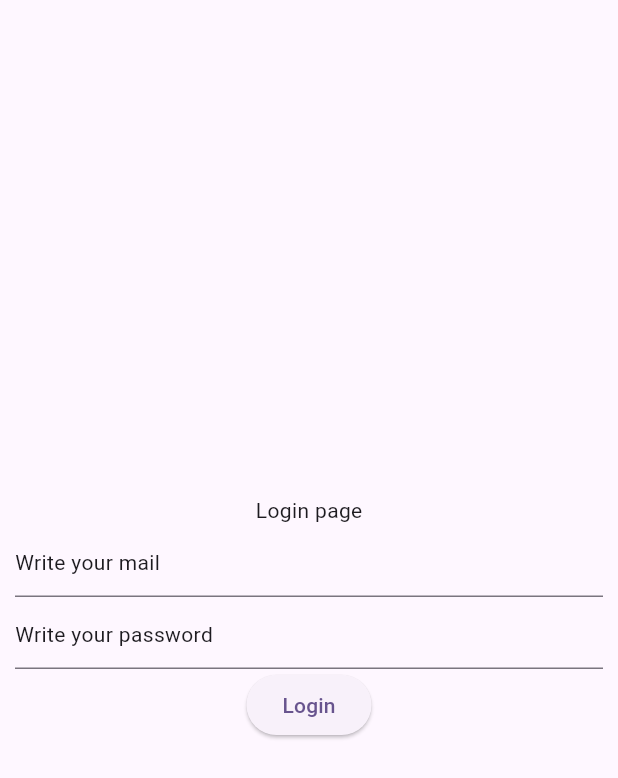
After one commit to Vepa03/register_verif_app, a Flutter app: the screen it shows after launch, after a tap on "Already registered click", after a tap on "Login", on a phone screen of 412 x 824 dp. The commit adds this screen. Shown: the top 778 px of the screen. Run offline on Flutter 3.47's test engine with Material 3 defaults, Android fonts, the phone set to English and light mode, and no system bars; network calls fail.

Commit message:
added login page

```diff
--- a/lib/pages/HomePage.dart
+++ b/lib/pages/HomePage.dart
@@ -1,6 +1,7 @@
 import 'dart:convert';
 import 'package:flutter/material.dart';
 import 'package:http/http.dart' as http;
+import 'package:login_verif/pages/LoginPage.dart';
 import 'package:login_verif/pages/otp.dart';
 
 class HomePage extends StatefulWidget {
@@ -72,6 +73,12 @@ class _HomePageState extends State<HomePage> {
               ),
             ),
             SizedBox(height: 10),
+            GestureDetector(
+              onTap: (){
+                Navigator.pushReplacement(context, MaterialPageRoute(builder: (context)=> Loginpage()));
+              },
+              child: Text("Already registered click")),
+            SizedBox(height: 10),
             ElevatedButton(
               onPressed: () {
                 registerUser();  // 🔔 Register butonu artık çalışıyor
--- /dev/null
+++ b/lib/pages/LoginPage.dart
@@ -0,0 +1,86 @@
+import 'dart:convert' show jsonEncode, jsonDecode;
+
+import 'package:flutter/material.dart';
+import 'package:http/http.dart' as http;
+import 'package:login_verif/pages/MainPage.dart' show Mainpage;
+
+class Loginpage extends StatefulWidget {
+  const Loginpage({super.key});
+
+  @override
+  State<Loginpage> createState() => _LoginpageState();
+}
+
+class _LoginpageState extends State<Loginpage> {
+  TextEditingController MailController = TextEditingController();
+  TextEditingController PasswordController = TextEditingController();
+
+  Future<void> login_verif() async {
+    final url = Uri.parse('http://192.168.100.33:8000/login/');
+    final response = await http.post(
+    url,
+    headers: {
+      'Content-Type': 'application/json',
+    },
+    body: jsonEncode({
+      'email': MailController.text.trim(),
+      'password': PasswordController.text,
+    }),
+  );
+    final responseBody = jsonDecode(response.body);
+    print('Response body: $responseBody');
+
+    // Status kodu kontrol etmek yerine mesajı kontrol et
+    if (responseBody['message'] == 'Login successful') {
+      print('✅ Login succesfully');
+      Navigator.pushReplacement(
+        context,
+        MaterialPageRoute(builder: (context) => Mainpage()),
+      );
+    } if (responseBody['message'] == 'User not found') {
+      print('User not found');
+      ScaffoldMessenger.of(context).showSnackBar(
+        SnackBar(content: Text('User not found')),
+      );
+    } if (responseBody['message'] == 'Account not verified') {
+      print(' Account not verified');
+      ScaffoldMessenger.of(context).showSnackBar(
+        SnackBar(content: Text('Account not verifiedt')),
+      );
+    } if (responseBody['message'] == 'Invalid password') {
+      print('Invalid password');
+      ScaffoldMessenger.of(context).showSnackBar(
+        SnackBar(content: Text('Invalid password')),
+      );
+    }
+  }
+  @override
+  Widget build(BuildContext context) {
+    return Scaffold(
+      body: Padding(
+        padding: const EdgeInsets.all(10.0),
+        child: Column(
+          mainAxisAlignment: MainAxisAlignment.center,
+          children: [
+            Text("Login page"),
+            TextField(
+              controller: MailController,
+              decoration: InputDecoration(
+                hint: Text("Write your mail")
+              ),
+            ),
+            TextField(
+              controller: PasswordController,
+              decoration: InputDecoration(
+                hint: Text("Write your password")
+              ),
+            ),
+            ElevatedButton(onPressed: (){
+              login_verif();
+            }, child: Text("Login"))
+          ],
+        ),
+      ),
+    );
+  }
+}
```
